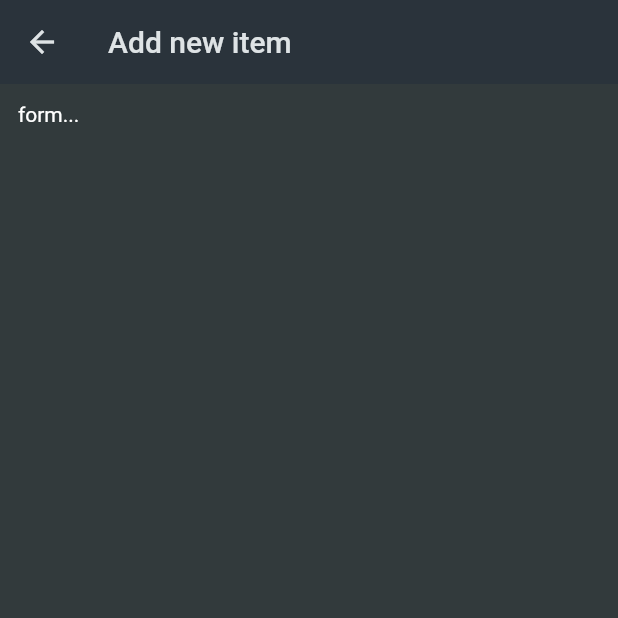
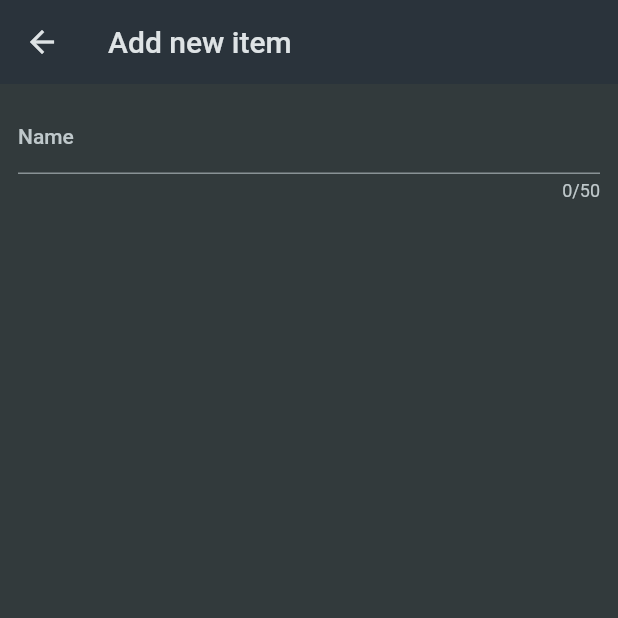
Before and after one commit to rinku-kr/flutter-shoppingList-app, a Flutter app: the NewItem screen opened directly, on a phone screen of 412 x 824 dp, the top half of it. Run offline on Flutter 3.47's test engine with Material 2 defaults, Android fonts, the phone set to English and light mode, and no system bars.

Commit message:
Adding form and textFormField widgets

```diff
--- a/lib/widgets/new_item.dart
+++ b/lib/widgets/new_item.dart
@@ -14,9 +14,22 @@ class _NewItem extends State<NewItem> {
   Widget build(BuildContext context) {
     return Scaffold(
       appBar: AppBar(title: const Text('Add new item')),
-      body: const Padding(
-        padding: EdgeInsets.all(12),
-        child: Text('form...'),
+      body: Padding(
+        padding: const EdgeInsets.all(12),
+        child: Form(
+            child: Column(
+          children: [
+            TextFormField(
+              maxLength: 50,
+              decoration: const InputDecoration(
+                label: Text('Name'),
+              ),
+              validator: (value) {
+                return;
+              },
+            )
+          ],
+        )),
       ),
     );
   }
```
